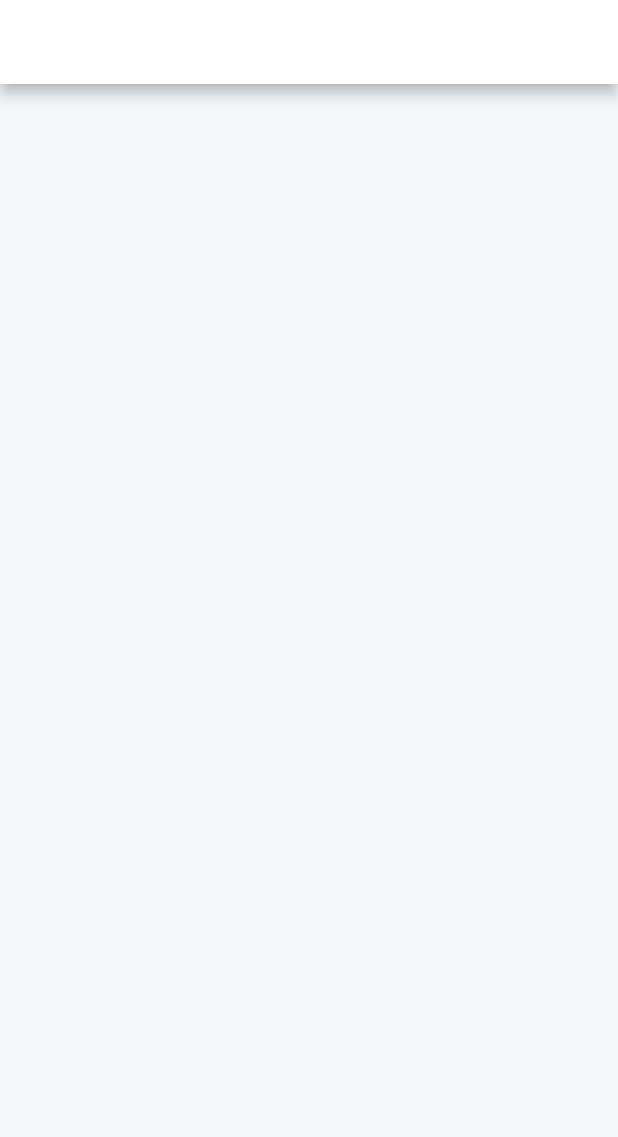
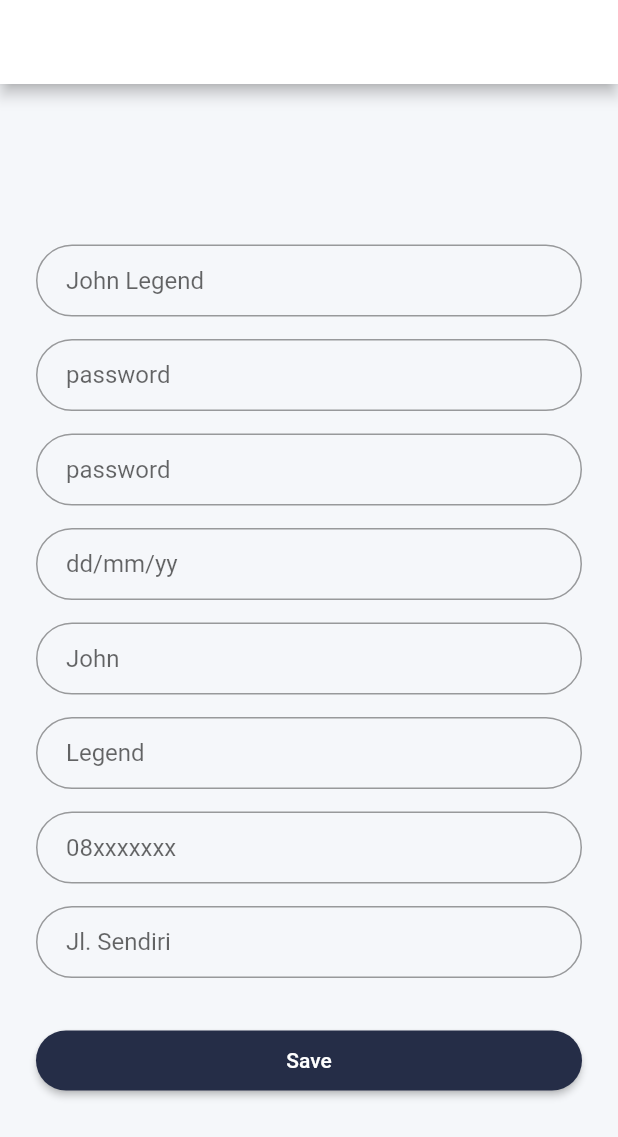
Before and after one commit to PKL-Floo-Intership/Membership, a Flutter app: the Profile screen opened by its route, on a phone screen of 412 x 824 dp. Shown: the top 1137 px of the screen. Run offline on Flutter 3.47's test engine with Material 2 defaults, Android fonts, the phone set to English and light mode, and no system bars.

```diff
--- a/lib/login/login_page.dart
+++ b/lib/login/login_page.dart
@@ -1,4 +1,5 @@
 import 'package:flutter/material.dart';
+import 'package:membership/forgot_password/forgot_page.dart';
 import 'package:membership/register/register_page.dart';
 import 'package:membership/tab_bar/promotion_view.dart';
 import 'package:membership/shared/app_colors.dart' as app_color;
@@ -64,7 +65,7 @@ class _LoginPageState extends State<LoginPage> {
         style: TextStyle(color: Colors.black54),
       ),
       onPressed: () {
-          // Navigator.of(context).pushNamed(RegisterPage.tag);
+          Navigator.of(context).pushNamed(ForgotPasswordPage.toForgotPassword);
       }
     );
 
--- a/lib/login/my_login.dart
+++ b/lib/login/my_login.dart
@@ -1,19 +1,18 @@
 import 'package:flutter/material.dart';
+import 'package:membership/forgot_password/forgot_page.dart';
 import 'package:membership/login/login_page.dart';
 import 'package:membership/tab_bar/promotion_view.dart';
 import 'package:membership/register/register_page.dart';
 import 'package:membership/main.dart';
+import 'package:membership/shared/app_colors.dart' as app_color;
 
 
 class MyLogin extends StatelessWidget {
-
-
-
-
   final routes = <String, WidgetBuilder>{
     LoginPage.toLogin: (context) => LoginPage(),
     Promotion.toPromotion: (context) => MyApp(),
     RegisterPage.toRegister: (context) => RegisterPage(),
+    ForgotPasswordPage.toForgotPassword: (context) => ForgotPasswordPage(),
   };
   @override
   Widget build(BuildContext context) {
--- a/lib/tab_bar/profile_view.dart
+++ b/lib/tab_bar/profile_view.dart
@@ -1,15 +1,156 @@
 import 'package:flutter/material.dart';
 import 'package:membership/shared/app_colors.dart' as app_color;
 
-class Profile extends StatelessWidget {
+
+class Profile extends StatelessWidget{
   @override
   Widget build(BuildContext context) {
+
+    final username = TextFormField(
+      keyboardType: TextInputType.text,
+      autofocus: false,
+      initialValue: '',
+      decoration: InputDecoration(
+        hintText: 'John Legend',
+        contentPadding: EdgeInsets.fromLTRB(20.0, 10.0, 20.0, 10.0),
+        border: OutlineInputBorder(borderRadius: BorderRadius.circular(32.0)),
+      ),
+    );
+
+    final password = TextFormField(
+      autofocus: false,
+      initialValue: '',
+      obscureText: true,
+      decoration: InputDecoration(
+        hintText: 'password',
+        contentPadding: EdgeInsets.fromLTRB(20.0, 10.0, 20.0, 10.0),
+        border: OutlineInputBorder(borderRadius: BorderRadius.circular(32.0)),
+      ),
+    );
+
+    final confirmPassword = TextFormField(
+      autofocus: false,
+      initialValue: '',
+      obscureText: true,
+      decoration: InputDecoration(
+        hintText: 'password',
+        contentPadding: EdgeInsets.fromLTRB(20.0, 10.0, 20.0, 10.0),
+        border: OutlineInputBorder(borderRadius: BorderRadius.circular(32.0)),
+      ),
+    );
+
+    final birthday = TextFormField(
+      keyboardType: TextInputType.datetime,
+      autofocus: false,
+      initialValue: '',
+      decoration: InputDecoration(
+        hintText: 'dd/mm/yy',
+        contentPadding: EdgeInsets.fromLTRB(20.0, 10.0, 20.0, 10.0),
+        border: OutlineInputBorder(borderRadius: BorderRadius.circular(32.0)),
+      ),
+    );
+
+    final namaDepan = TextFormField(
+      keyboardType: TextInputType.text,
+      autofocus: false,
+      initialValue: '',
+      decoration: InputDecoration(
+        hintText: 'John',
+        contentPadding: EdgeInsets.fromLTRB(20.0, 10.0, 20.0, 10.0),
+        border: OutlineInputBorder(borderRadius: BorderRadius.circular(32.0)),
+      ),
+    );
+
+    final namaBelakang = TextFormField(
+      keyboardType: TextInputType.text,
+      autofocus: false,
+      initialValue: '',
+      decoration: InputDecoration(
+        hintText: 'Legend',
+        contentPadding: EdgeInsets.fromLTRB(20.0, 10.0, 20.0, 10.0),
+        border: OutlineInputBorder(borderRadius: BorderRadius.circular(32.0)),
+      ),
+    );
+
+    final noHP = TextFormField(
+      keyboardType: TextInputType.phone,
+      autofocus: false,
+      initialValue: '',
+      decoration: InputDecoration(
+        hintText: '08xxxxxxx',
+        contentPadding: EdgeInsets.fromLTRB(20.0, 10.0, 20.0, 10.0),
+        border: OutlineInputBorder(borderRadius: BorderRadius.circular(32.0)),
+      ),
+    );
+
+    final idNumber = TextFormField(
+      keyboardType: TextInputType.number,
+      autofocus: false,
+      initialValue: '',
+      decoration: InputDecoration(
+        hintText: 'John Legend',
+        contentPadding: EdgeInsets.fromLTRB(20.0, 10.0, 20.0, 10.0),
+        border: OutlineInputBorder(borderRadius: BorderRadius.circular(32.0)),
+      ),
+    );
+
+    final alamat = TextFormField(
+      keyboardType: TextInputType.text,
+      autofocus: false,
+      initialValue: '',
+      decoration: InputDecoration(
+        hintText: 'Jl. Sendiri',
+        contentPadding: EdgeInsets.fromLTRB(20.0, 10.0, 20.0, 10.0),
+        border: OutlineInputBorder(borderRadius: BorderRadius.circular(32.0),),
+      ),
+    );
+
+    final saveButton = Padding(
+      padding: EdgeInsets.symmetric(vertical: 16.0),
+      child: RaisedButton(
+        shape: RoundedRectangleBorder(
+          borderRadius: BorderRadius.circular(24),
+        ),
+        onPressed: () {
+          // Navigator.of(context).pushNamed(HomePage.tag);
+        },
+        padding: EdgeInsets.all(12),
+        color: app_color.icon,
+        child: Text('Save', style: TextStyle(color: Colors.white)),
+      ),
+    );
+
     return Scaffold(
       backgroundColor: app_color.backgroundApp,
       appBar: new AppBar(
         backgroundColor: app_color.bar,
         title: new Text("Profile Details"),
       ),
+      body: Center(
+        child: ListView(
+          shrinkWrap: true,
+          padding: EdgeInsets.only(left: 24.0, right: 24.0, top: 30),
+          children: <Widget>[
+            username,
+            SizedBox(height: 15.0),
+            password,
+            SizedBox(height: 15.0),
+            confirmPassword,
+            SizedBox(height: 15.0),
+            birthday,
+            SizedBox(height: 15.0),
+            namaDepan,
+            SizedBox(height: 15.0),
+            namaBelakang,
+            SizedBox(height: 15.0),
+            noHP,
+            SizedBox(height: 15.0),
+            alamat,
+            SizedBox(height: 15.0),
+            saveButton
+          ],
+        ),
+      ),
     );
   }
 }
```
Also changed, not shown: lib/forgot_password/forgot_page.dart (added, +87 -0 lines).
